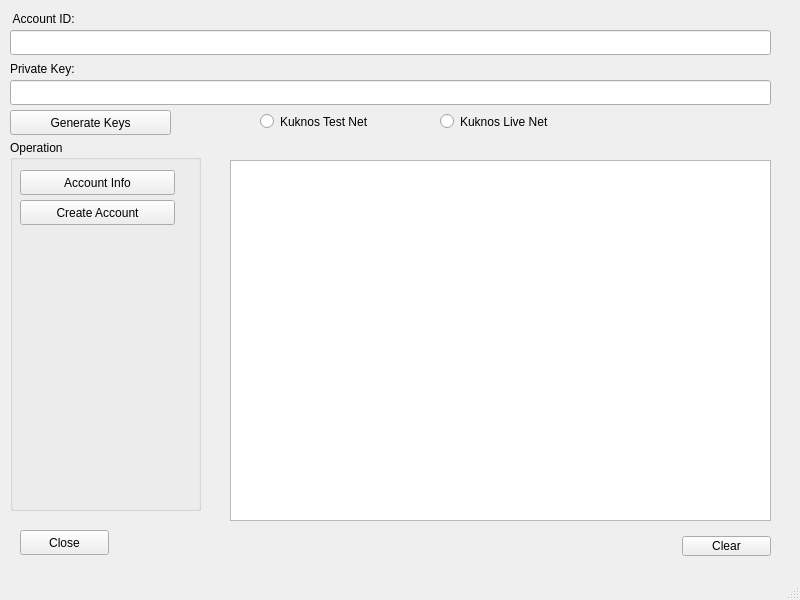
The window that mainwindow.ui (mohsencyber/kuknosDesktopWallet) describes before a commit, drawn with Qt 5.
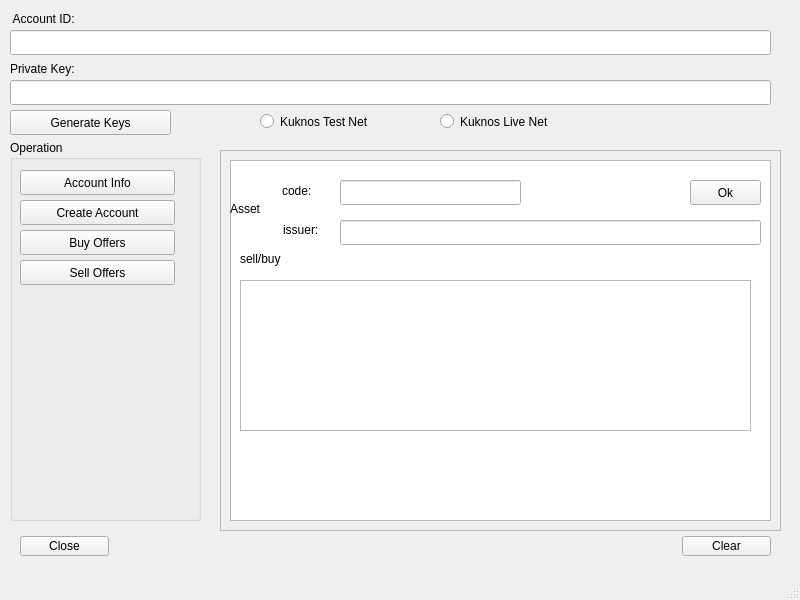
The same window after the commit. Icons and pictures are not drawn.

The edit to the form file:
```diff
--- a/mainwindow.ui
+++ b/mainwindow.ui
@@ -38,9 +38,9 @@
     <property name="geometry">
      <rect>
       <x>20</x>
-      <y>530</y>
+      <y>536</y>
       <width>89</width>
-      <height>25</height>
+      <height>20</height>
      </rect>
     </property>
     <property name="text">
@@ -118,7 +118,7 @@
       <x>10</x>
       <y>140</y>
       <width>191</width>
-      <height>371</height>
+      <height>381</height>
      </rect>
     </property>
     <property name="title">
@@ -150,6 +150,41 @@
       <string>Create Account</string>
      </property>
     </widget>
+    <widget class="QPushButton" name="buyOffer">
+     <property name="geometry">
+      <rect>
+       <x>10</x>
+       <y>90</y>
+       <width>155</width>
+       <height>25</height>
+      </rect>
+     </property>
+     <property name="text">
+      <string>Buy Offers</string>
+     </property>
+     <property name="checkable">
+      <bool>false</bool>
+     </property>
+    </widget>
+    <widget class="QPushButton" name="sellOffer">
+     <property name="geometry">
+      <rect>
+       <x>10</x>
+       <y>120</y>
+       <width>155</width>
+       <height>25</height>
+      </rect>
+     </property>
+     <property name="text">
+      <string>Sell Offers</string>
+     </property>
+     <property name="icon">
+      <iconset theme="okIcon"/>
+     </property>
+     <property name="checkable">
+      <bool>false</bool>
+     </property>
+    </widget>
    </widget>
    <widget class="QTextEdit" name="textEdit">
     <property name="enabled">
@@ -177,6 +212,117 @@
      <string>Clear</string>
     </property>
    </widget>
+   <widget class="QFrame" name="offerFrame">
+    <property name="geometry">
+     <rect>
+      <x>220</x>
+      <y>150</y>
+      <width>561</width>
+      <height>381</height>
+     </rect>
+    </property>
+    <property name="frameShape">
+     <enum>QFrame::StyledPanel</enum>
+    </property>
+    <property name="frameShadow">
+     <enum>QFrame::Raised</enum>
+    </property>
+    <widget class="QLineEdit" name="assetCode">
+     <property name="geometry">
+      <rect>
+       <x>120</x>
+       <y>30</y>
+       <width>181</width>
+       <height>25</height>
+      </rect>
+     </property>
+    </widget>
+    <widget class="QLineEdit" name="assetIssuer">
+     <property name="geometry">
+      <rect>
+       <x>120</x>
+       <y>70</y>
+       <width>421</width>
+       <height>25</height>
+      </rect>
+     </property>
+    </widget>
+    <widget class="QLabel" name="label_3">
+     <property name="geometry">
+      <rect>
+       <x>10</x>
+       <y>50</y>
+       <width>67</width>
+       <height>17</height>
+      </rect>
+     </property>
+     <property name="text">
+      <string>Asset</string>
+     </property>
+    </widget>
+    <widget class="QLabel" name="label_4">
+     <property name="geometry">
+      <rect>
+       <x>62</x>
+       <y>31</y>
+       <width>67</width>
+       <height>20</height>
+      </rect>
+     </property>
+     <property name="text">
+      <string>code:</string>
+     </property>
+    </widget>
+    <widget class="QLabel" name="label_5">
+     <property name="geometry">
+      <rect>
+       <x>63</x>
+       <y>70</y>
+       <width>67</width>
+       <height>20</height>
+      </rect>
+     </property>
+     <property name="text">
+      <string>issuer:</string>
+     </property>
+    </widget>
+    <widget class="QPushButton" name="pushButton_4">
+     <property name="geometry">
+      <rect>
+       <x>470</x>
+       <y>30</y>
+       <width>71</width>
+       <height>25</height>
+      </rect>
+     </property>
+     <property name="text">
+      <string>Ok</string>
+     </property>
+    </widget>
+    <widget class="QLabel" name="sell_buy_label">
+     <property name="geometry">
+      <rect>
+       <x>20</x>
+       <y>100</y>
+       <width>101</width>
+       <height>17</height>
+      </rect>
+     </property>
+     <property name="text">
+      <string>sell/buy</string>
+     </property>
+    </widget>
+    <widget class="QPlainTextEdit" name="orderResult">
+     <property name="geometry">
+      <rect>
+       <x>20</x>
+       <y>130</y>
+       <width>511</width>
+       <height>151</height>
+      </rect>
+     </property>
+    </widget>
+   </widget>
    <zorder>groupBox</zorder>
    <zorder>publicLine</zorder>
    <zorder>privateLine</zorder>
@@ -188,6 +334,7 @@
    <zorder>label_2</zorder>
    <zorder>textEdit</zorder>
    <zorder>pushButton_3</zorder>
+   <zorder>offerFrame</zorder>
   </widget>
   <widget class="QMenuBar" name="menubar">
    <property name="geometry">
```
